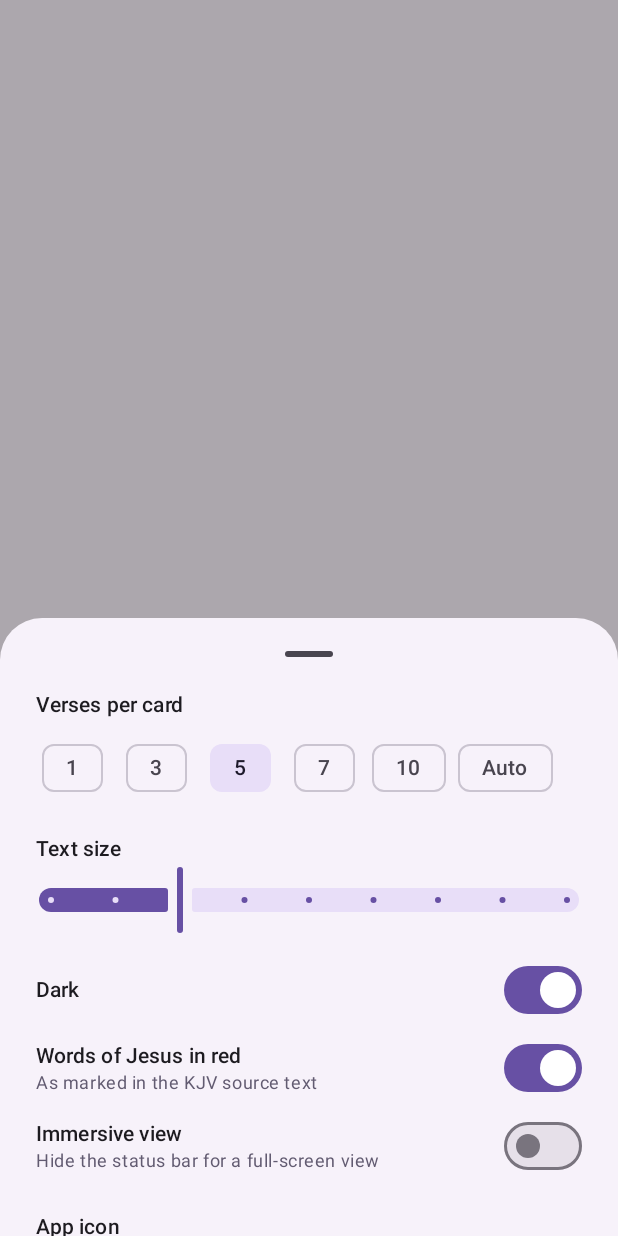
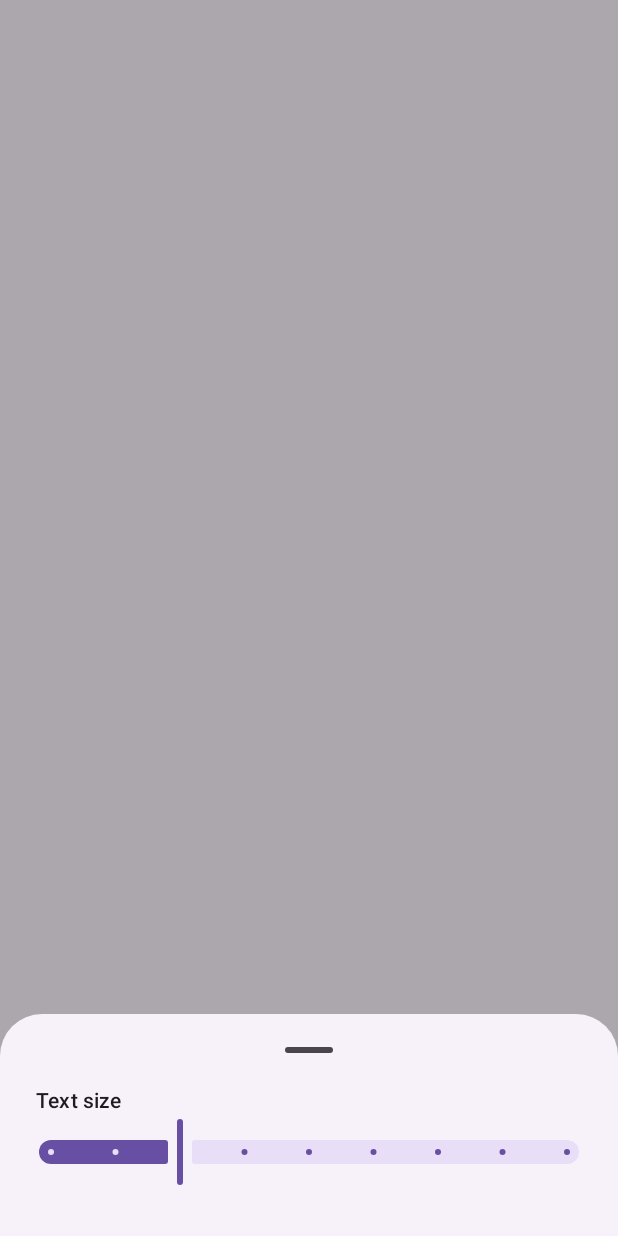
Before and after one commit to StreamDek/BibleProject, an Android app built with Jetpack Compose: the composable ReadingSettingsSheet shown on its own in the app's theme, on a phone screen of 412 x 824 dp. Run offline under Robolectric (Android 15) with nearby library versions, the phone set to English and light mode, and no system bars; our stand-ins replace Compose Multiplatform resources; 14 statements that could not run were skipped.

Commit message:
Pin the current period heading in Journey; Aa holds only text size
In Journey through the Bible, the heading of the period you are scrolling
through stays just below the page title and changes as you reach the next
period. Aa now only adjusts the text size; verses per card and every other
option live in Settings.

```diff
--- a/composeApp/src/commonMain/kotlin/app/bible/app/feed/Sheets.kt
+++ b/composeApp/src/commonMain/kotlin/app/bible/app/feed/Sheets.kt
@@ -70,56 +70,18 @@ import app.bible.feed.Density
 fun ReadingSettingsSheet(prefs: ReadingPrefs, vm: FeedViewModel, onDismiss: () -> Unit) {
     ModalBottomSheet(onDismissRequest = onDismiss) {
         Column(Modifier.verticalScroll(rememberScrollState()).padding(horizontal = 24.dp).padding(bottom = 32.dp)) {
-            Text("Verses per card", style = MaterialTheme.typography.titleSmall)
-            Spacer(Modifier.height(8.dp))
-            FlowRow(horizontalArrangement = Arrangement.spacedBy(8.dp)) {
-                for (d in Density.Options) {
-                    FilterChip(
-                        selected = prefs.density == d,
-                        onClick = { vm.setDensity(d) },
-                        label = { Text(if (d is Density.Fixed) "${d.verses}" else "Auto") },
-                    )
-                }
-            }
-            Spacer(Modifier.height(20.dp))
             Text("Text size", style = MaterialTheme.typography.titleSmall)
             var scale by remember { mutableStateOf(prefs.fontScale) }
             Slider(value = scale, onValueChange = { scale = it }, onValueChangeFinished = { vm.setFontScale(scale) }, valueRange = 0.8f..1.6f, steps = 7)
-            Spacer(Modifier.height(12.dp))
-            Row(verticalAlignment = Alignment.CenterVertically) {
-                Text("Dark", Modifier.weight(1f), style = MaterialTheme.typography.titleSmall)
-                Switch(checked = prefs.dark, onCheckedChange = { vm.toggleDark() })
-            }
-            Spacer(Modifier.height(4.dp))
-            Row(verticalAlignment = Alignment.CenterVertically) {
-                Column(Modifier.weight(1f)) {
-                    Text("Words of Jesus in red", style = MaterialTheme.typography.titleSmall)
-                    Text("As marked in the KJV source text", style = MaterialTheme.typography.bodySmall, color = MaterialTheme.colorScheme.secondary)
-                }
-                Switch(checked = prefs.redLetters, onCheckedChange = { vm.setRedLetters(it) })
-            }
-            Spacer(Modifier.height(4.dp))
-            Row(verticalAlignment = Alignment.CenterVertically) {
-                Column(Modifier.weight(1f)) {
-                    Text("Immersive view", style = MaterialTheme.typography.titleSmall)
-                    Text("Hide the status bar for a full-screen view", style = MaterialTheme.typography.bodySmall, color = MaterialTheme.colorScheme.secondary)
-                }
-                Switch(checked = prefs.immersive, onCheckedChange = { vm.setImmersive(it) })
-            }
-
-            if (appIconSupported()) {
-                Spacer(Modifier.height(20.dp))
-                AppIconPicker()
-            }
         }
     }
 }
 
 /**
  * The app's Settings, opened from the gear beside "Aa" on any screen: appearance, reading and story options and
- * the app icon. ("Aa" keeps the quick text settings while reading.)
+ * the app icon. ("Aa" holds only the text size, for quick changes while reading.)
  */
-@OptIn(ExperimentalMaterial3Api::class)
+@OptIn(ExperimentalMaterial3Api::class, androidx.compose.foundation.layout.ExperimentalLayoutApi::class)
 @Composable
 fun AppSettingsSheet(prefs: ReadingPrefs, vm: FeedViewModel, onDismiss: () -> Unit) {
     ModalBottomSheet(onDismissRequest = onDismiss) {
@@ -131,6 +93,17 @@ fun AppSettingsSheet(prefs: ReadingPrefs, vm: FeedViewModel, onDismiss: () -> Un
             SettingSwitch("Immersive view", "Hide the status bar for a full-screen view", prefs.immersive) { vm.setImmersive(it) }
             Spacer(Modifier.height(12.dp))
             SettingsGroup("Reading")
+            Text("Verses per card", style = MaterialTheme.typography.titleSmall, modifier = Modifier.padding(top = 6.dp))
+            Spacer(Modifier.height(8.dp))
+            FlowRow(horizontalArrangement = Arrangement.spacedBy(8.dp)) {
+                for (d in Density.Options) {
+                    FilterChip(
+                        selected = prefs.density == d,
+                        onClick = { vm.setDensity(d) },
+                        label = { Text(if (d is Density.Fixed) "${d.verses}" else "Auto") },
+                    )
+                }
+            }
             SettingSwitch("Words of Jesus in red", "As marked in the KJV source text", prefs.redLetters) { vm.setRedLetters(it) }
             Spacer(Modifier.height(12.dp))
             SettingsGroup("Stories")
```
Also changed, not shown: composeApp/src/commonMain/kotlin/app/bible/app/stories/StoriesScreen.kt (+56 -1 lines).
